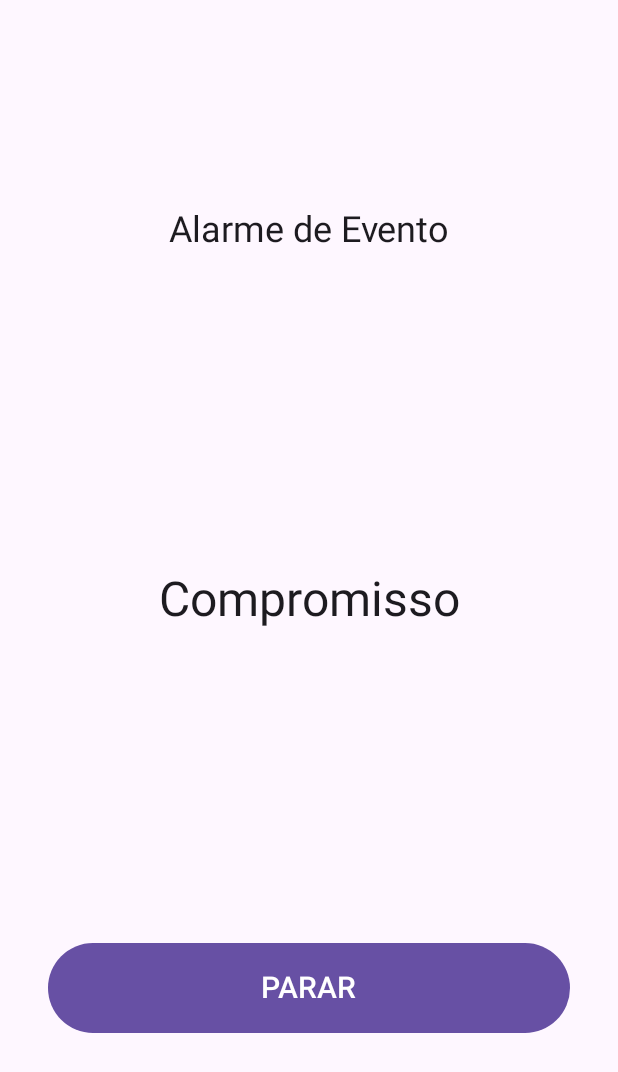
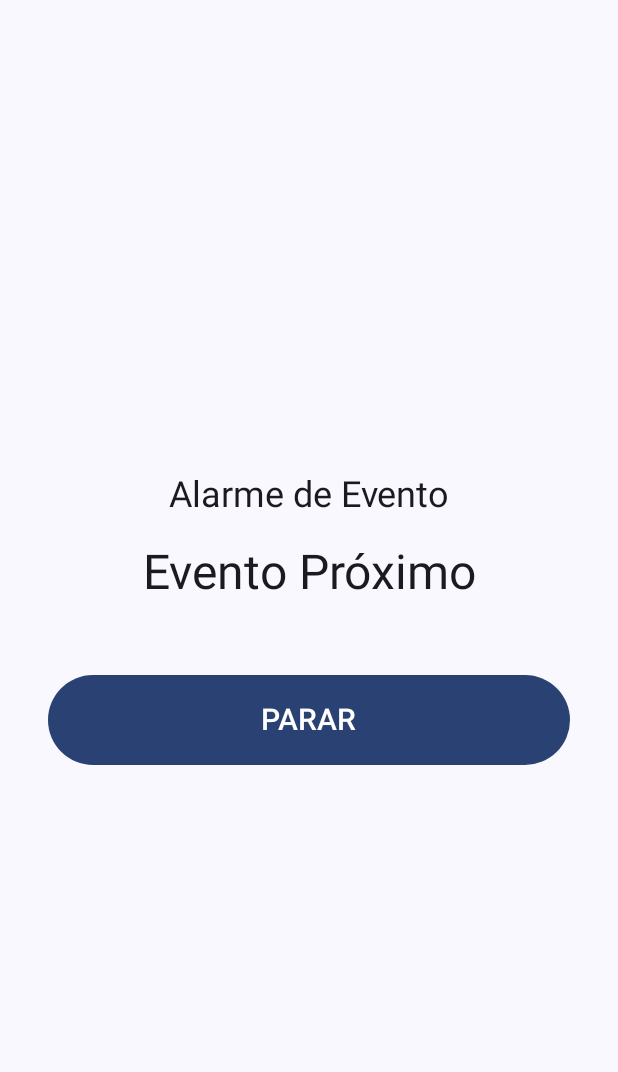
Before and after one commit to ipirangad3v/kairos-android-app, an Android app built with Jetpack Compose: the AlarmActivity screen opened directly, with no data from a screen before it, on a phone screen of 412 x 824 dp. Shown: the top 1072 px of the screen. Run offline under Robolectric (Android 15) with nearby library versions, the phone set to English and light mode, and no system bars.

Commit message:
add AlarmActionReceiver and AlarmSoundService for improved alarm management

```diff
--- a/app/build.gradle.kts
+++ b/app/build.gradle.kts
@@ -13,8 +13,8 @@ android {
         applicationId = "digital.tonima.kairos"
         minSdk = 28
         targetSdk = 36
-        versionCode = 3
-        versionName = "1.2.0"
+        versionCode = 4
+        versionName = "1.2.1"
 
         testInstrumentationRunner = "androidx.test.runner.AndroidJUnitRunner"
     }
--- a/app/src/main/java/digital/tonima/kairos/view/AlarmActivity.kt
+++ b/app/src/main/java/digital/tonima/kairos/view/AlarmActivity.kt
@@ -1,52 +1,79 @@
 package digital.tonima.kairos.view
 
-import android.media.Ringtone
-import android.media.RingtoneManager
+import android.content.Intent
 import android.os.Bundle
 import androidx.activity.ComponentActivity
 import androidx.activity.compose.setContent
-import androidx.compose.foundation.layout.*
+import androidx.compose.foundation.layout.Arrangement
+import androidx.compose.foundation.layout.Column
+import androidx.compose.foundation.layout.Spacer
+import androidx.compose.foundation.layout.fillMaxSize
+import androidx.compose.foundation.layout.fillMaxWidth
+import androidx.compose.foundation.layout.height
+import androidx.compose.foundation.layout.padding
 import androidx.compose.material3.Button
 import androidx.compose.material3.MaterialTheme
 import androidx.compose.material3.Surface
 import androidx.compose.material3.Text
-import androidx.compose.runtime.*
 import androidx.compose.ui.Alignment
 import androidx.compose.ui.Modifier
-import androidx.compose.ui.res.stringResource
 import androidx.compose.ui.text.style.TextAlign
 import androidx.compose.ui.unit.dp
 import androidx.compose.ui.unit.sp
 import digital.tonima.kairos.R
-import digital.tonima.kairos.service.AlarmReceiver
+import digital.tonima.kairos.service.AlarmSoundService
+import digital.tonima.kairos.service.AlarmState
+import digital.tonima.kairos.ui.theme.KairosTheme
 
 class AlarmActivity : ComponentActivity() {
 
-    private var ringtone: Ringtone? = null
-
     override fun onCreate(savedInstanceState: Bundle?) {
         super.onCreate(savedInstanceState)
+        val eventTitle = intent.getStringExtra("EXTRA_EVENT_TITLE") ?: getString(R.string.upcoming_event)
 
-        setShowWhenLocked(true)
-        setTurnScreenOn(true)
-
-        val eventTitle = intent.getStringExtra(AlarmReceiver.EXTRA_EVENT_TITLE) ?: getString(R.string.commitment)
-
-        try {
-            val alarmUri = RingtoneManager.getDefaultUri(RingtoneManager.TYPE_ALARM)
-            ringtone = RingtoneManager.getRingtone(applicationContext, alarmUri)
-            ringtone?.isLooping = true
-            ringtone?.play()
-        } catch (e: Exception) {
-            e.printStackTrace()
-        }
+        val soundServiceIntent = Intent(this, AlarmSoundService::class.java)
+        startService(soundServiceIntent)
 
         setContent {
-            MaterialTheme {
-                Surface(modifier = Modifier.fillMaxSize()) {
-                    AlarmScreen(eventTitle = eventTitle) {
-                        ringtone?.stop()
-                        finish()
+            KairosTheme {
+                Surface(
+                    modifier = Modifier.fillMaxSize(),
+                    color = MaterialTheme.colorScheme.background
+                ) {
+                    Column(
+                        modifier = Modifier
+                            .fillMaxSize()
+                            .padding(32.dp),
+                        verticalArrangement = Arrangement.Center,
+                        horizontalAlignment = Alignment.CenterHorizontally
+                    ) {
+                        Text(
+                            text = getString(R.string.event_alarm),
+                            fontSize = 24.sp,
+                            style = MaterialTheme.typography.headlineSmall
+                        )
+                        Spacer(modifier = Modifier.height(16.dp))
+                        Text(
+                            text = eventTitle,
+                            fontSize = 32.sp,
+                            textAlign = TextAlign.Center,
+                            style = MaterialTheme.typography.headlineLarge
+                        )
+                        Spacer(modifier = Modifier.height(48.dp))
+                        Button(
+                            onClick = {
+                                // Libera a trava do alarme.
+                                AlarmState.stopAlarm()
+                                // Para o serviço de som ao clicar no botão.
+                                stopService(soundServiceIntent)
+                                finish()
+                            },
+                            modifier = Modifier
+                                .fillMaxWidth()
+                                .height(60.dp)
+                        ) {
+                            Text(text = getString(R.string.stop), fontSize = 20.sp)
+                        }
                     }
                 }
             }
@@ -55,37 +82,7 @@ class AlarmActivity : ComponentActivity() {
 
     override fun onDestroy() {
         super.onDestroy()
-        ringtone?.stop()
+        AlarmState.stopAlarm()
+        stopService(Intent(this, AlarmSoundService::class.java))
     }
 }
-
-@Composable
-fun AlarmScreen(eventTitle: String, onDismiss: () -> Unit) {
-    Column(
-        modifier = Modifier
-            .fillMaxSize()
-            .padding(32.dp),
-        verticalArrangement = Arrangement.SpaceAround,
-        horizontalAlignment = Alignment.CenterHorizontally
-    ) {
-        Text(
-            text = stringResource(R.string.event_alarm),
-            fontSize = 24.sp,
-            style = MaterialTheme.typography.headlineMedium
-        )
-        Text(
-            text = eventTitle,
-            fontSize = 32.sp,
-            textAlign = TextAlign.Center,
-            style = MaterialTheme.typography.displaySmall
-        )
-        Button(
-            onClick = onDismiss,
-            modifier = Modifier
-                .fillMaxWidth()
-                .height(60.dp)
-        ) {
-            Text(text = stringResource(R.string.stop), fontSize = 20.sp)
-        }
-    }
-}
```
Also changed, not shown: app/src/main/AndroidManifest.xml (+15 -10 lines), app/src/main/java/digital/tonima/kairos/service/AlarmActionReceiver.kt (added, +21 -0 lines), app/src/main/java/digital/tonima/kairos/service/AlarmReceiver.kt (+39 -38 lines), app/src/main/java/digital/tonima/kairos/service/AlarmSoundService.kt (added, +30 -0 lines), app/src/main/java/digital/tonima/kairos/service/AlarmState.kt (added, +27 -0 lines), app/src/main/java/digital/tonima/kairos/service/EventAlarmScheduler.kt (+8 -1 lines).
